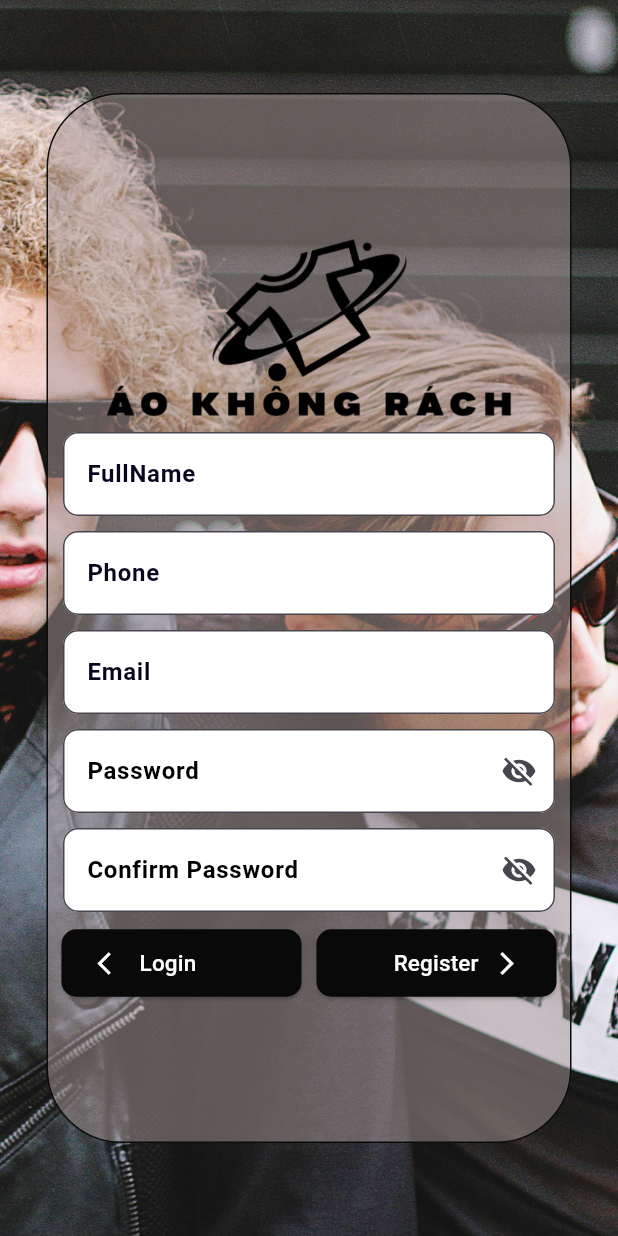
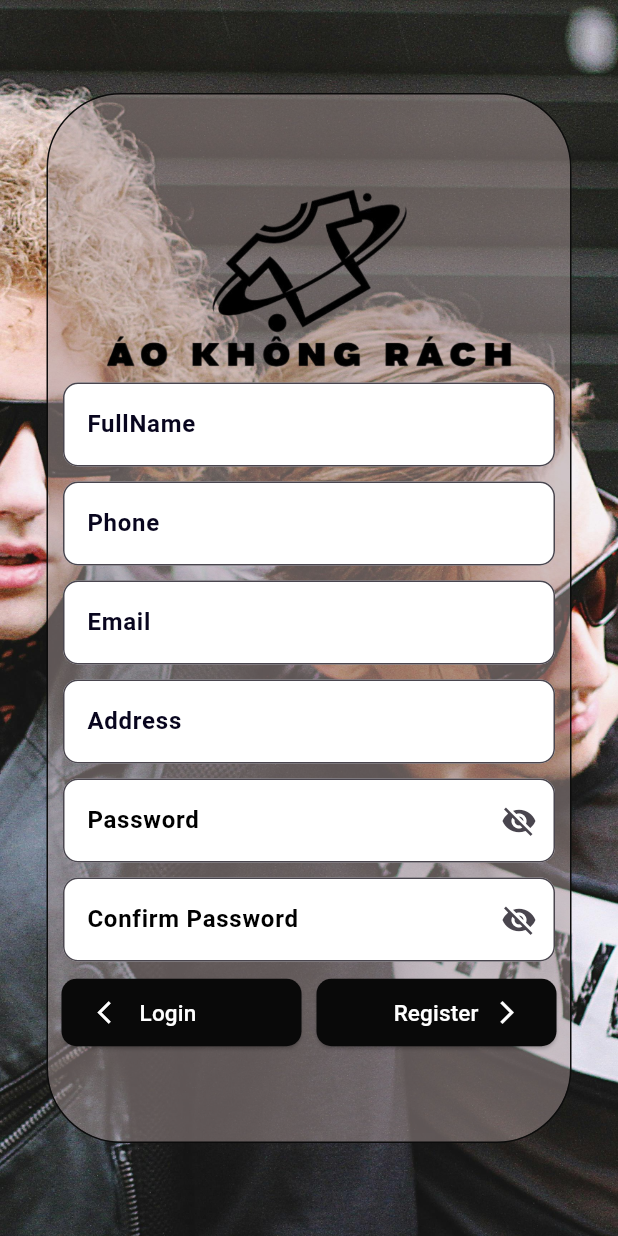
Before and after one commit to PhucDuong1604/Ao_khong_rach, a Flutter app: the RegisterPage screen opened by its route, on a phone screen of 412 x 824 dp. Run offline on Flutter 3.47's test engine with Material 3 defaults, Android fonts, the phone set to English and light mode, and no system bars; our stand-ins replace email_validator, font_awesome_flutter; missing offline and left inert: dart:ffi; network calls fail.

Commit message:
cap nhat giao dien

```diff
--- a/lib/Objects/User.dart
+++ b/lib/Objects/User.dart
@@ -7,6 +7,8 @@ class User {
   String? SoDienThoai;
   String? TrangThai;
   String? MatKhau;
+  String? DiaChi;
+
   List<Product>? list = [];
   User({
     this.MaTaiKhoan,
@@ -15,6 +17,7 @@ class User {
     this.SoDienThoai,
     this.TrangThai,
     this.MatKhau,
+    this.DiaChi,
   });
 
   get address => null;
--- a/lib/screens/List_products_page.dart
+++ b/lib/screens/List_products_page.dart
@@ -25,7 +25,7 @@ Future<List<Product>> fetchProducts() async {
           kichThuoc: item['KichThuoc'] ?? '',
           mauSac: item['MauSac'] ?? '',
           soLuongTon: item['SoLuongTon'],
-          maSanPham: '',
+          maSanPham: item['MaSanPham'],
           moTa: '',
           danhMuc: '',
           SoLuong: 0));
--- a/lib/screens/approve_order_page.dart
+++ b/lib/screens/approve_order_page.dart
@@ -13,7 +13,7 @@ class ApproveOrderPage extends StatefulWidget {
 class _ApproveOrderPageState extends State<ApproveOrderPage> {
   List<Order> orders = [];
   bool isLoading = false;
-  String filterStatus = 'All'; // For filtering orders by status
+  String filterStatus = 'All';
 
   @override
   void initState() {
@@ -63,7 +63,7 @@ class _ApproveOrderPageState extends State<ApproveOrderPage> {
       );
 
       if (response.statusCode == 200) {
-        fetchOrders(); // Refresh the orders list
+        fetchOrders();
         ScaffoldMessenger.of(context).showSnackBar(
           SnackBar(content: Text('Order status updated successfully')),
         );
@@ -146,7 +146,6 @@ class _ApproveOrderPageState extends State<ApproveOrderPage> {
                             ),
                           ),
                           children: [
-                            // Order items
                             ...order.items.map((item) => ListTile(
                                   title: Text(item.tenSanPham),
                                   subtitle: Text(
@@ -154,7 +153,6 @@ class _ApproveOrderPageState extends State<ApproveOrderPage> {
                                   trailing: Text(
                                       '${item.SoLuong}x ₫${item.gia.toString()}'),
                                 )),
-                            // Action buttons
                             if (order.TrangThai == 'Pending')
                               Padding(
                                 padding: const EdgeInsets.all(8.0),
--- a/lib/screens/login_page.dart
+++ b/lib/screens/login_page.dart
@@ -66,6 +66,7 @@ class _LoginPageState extends State<LoginPage> {
           Email: email,
           SoDienThoai: responseData['data']['SoDienThoai'] ?? "N/A",
           MatKhau: password,
+          DiaChi: responseData['data']['DiaChi'] ,
         );
         Cart cart = Cart(user: user);
         Navigator.push(
--- a/lib/screens/personal_information_page.dart
+++ b/lib/screens/personal_information_page.dart
@@ -34,7 +34,6 @@ class _PersonalInformationPageState extends State<PersonalInformationPage> {
               color: Colors.black,
             ),
             onPressed: () {
-              // Xử lý khi người dùng nhấn vào nút tìm kiếm
             },
           ),
           const SizedBox(
@@ -46,7 +45,7 @@ class _PersonalInformationPageState extends State<PersonalInformationPage> {
               color: Colors.black,
             ),
             onPressed: () {
-              // Xử lý khi người dùng nhấn vào nút thông báo
+
             },
           ),
         ],
@@ -58,6 +57,8 @@ class _PersonalInformationPageState extends State<PersonalInformationPage> {
             buildDetailRow('Số điện thoại:', '${widget.user.SoDienThoai}'),
             buildDetailRow('Email:', '${widget.user.Email}'),
             buildDetailRow('Password:', '${widget.user.MatKhau}'),
+             buildDetailRow('Address:', '${widget.user.DiaChi}'),
+
             Divider(
               color: Colors.black,
               thickness: 2,
--- a/lib/screens/register_page.dart
+++ b/lib/screens/register_page.dart
@@ -15,8 +15,8 @@ class RegisterPage extends StatefulWidget {
 class _RegisterPageState extends State<RegisterPage> {
   final TextEditingController emailController = TextEditingController();
   final TextEditingController passwordController = TextEditingController();
-  final TextEditingController confirmPasswordController =
-      TextEditingController();
+  final TextEditingController confirmPasswordController =TextEditingController();
+
   final TextEditingController nameController = TextEditingController();
   final TextEditingController phoneController = TextEditingController();
   final TextEditingController addressController = TextEditingController();
@@ -35,20 +35,19 @@ class _RegisterPageState extends State<RegisterPage> {
   }
 
   Future<void> registerUser() async {
-    // URL API
+
     const String apiUrl = "http://localhost:8888/restful_api_php/api/khachhang/them.php";
 
-    // Dữ liệu đăng ký
     final Map<String, String> userData = {
-    //  "MaKhachHang": "",
       "HoTen": nameController.text,
       "Email": emailController.text,
       "MatKhau": passwordController.text,
       "SoDienThoai": phoneController.text,
+      "DiaChi": addressController.text,
+
       "TrangThai": "HoatDong",
     };
 
-    // Gửi yêu cầu POST
     try {
       final response = await http.post(
         Uri.parse(apiUrl),
@@ -56,20 +55,15 @@ class _RegisterPageState extends State<RegisterPage> {
         body: jsonEncode(userData),
       );
 
-      // Kiểm tra phản hồi
       if (response.statusCode == 200) {
         final responseData = jsonDecode(response.body);
 
         if (responseData['success'] == true) {
-          // Hiển thị thông báo thành công
           ScaffoldMessenger.of(context).showSnackBar(
             const SnackBar(content: Text("Dang ky thanh cong!")),
           );
-
-          // Điều hướng quay lại trang đăng nhập
           Navigator.pop(context);
         } else {
-          // Hiển thị lỗi từ API
           ScaffoldMessenger.of(context).showSnackBar(
             SnackBar(content: Text("Lỗi: ${responseData['message']}")),
           );
@@ -133,6 +127,12 @@ class _RegisterPageState extends State<RegisterPage> {
                     BuildTextField(
                         textEditingController: emailController,
                         labelText: "Email"),
+                    const SizedBox(
+                      height: 10,
+                    ),
+                     BuildTextField(
+                        textEditingController: addressController,
+                        labelText: "Address"),
                     const SizedBox(
                       height: 10,
                     ),
```
Also changed, not shown: lib/screens/edit_profile_page.dart (+9 -0 lines).
